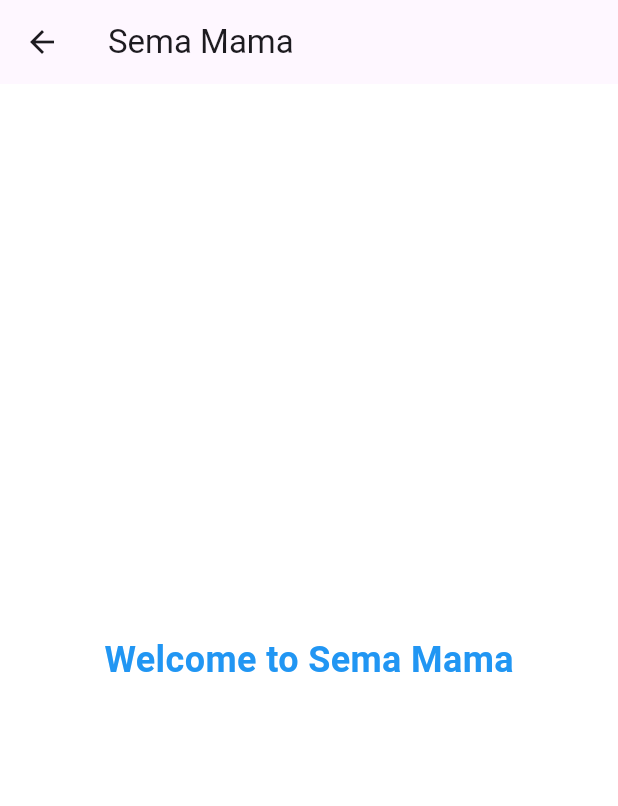
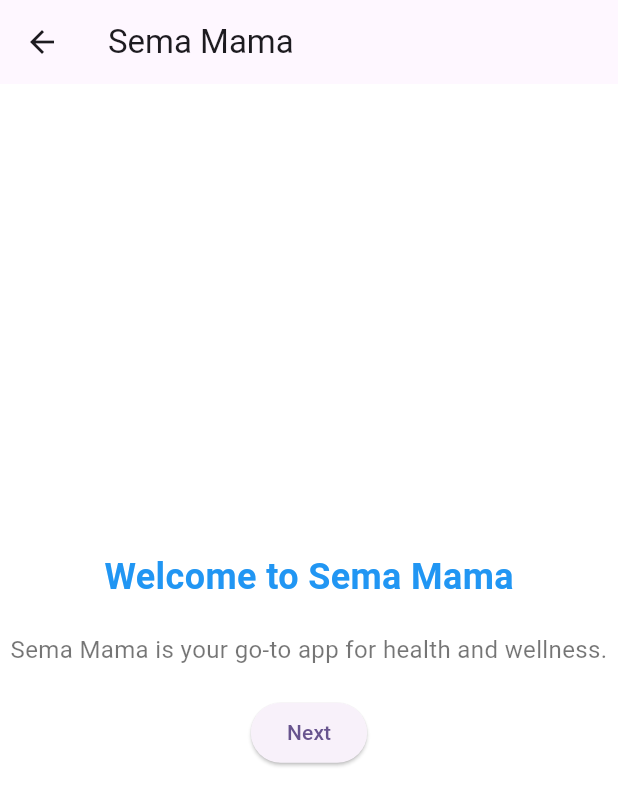
Before and after one commit to otienodiana/14_MOBILE_DEVS, a Flutter app: the HomeScreen screen opened directly, on a phone screen of 412 x 824 dp. Shown: the top 806 px of the screen. Run offline on Flutter 3.47's test engine with Material 3 defaults, Android fonts, the phone set to English and light mode, and no system bars.

Commit message:
creating the hompage

```diff
--- a/sema_mama/lib/Screens/home.dart
+++ b/sema_mama/lib/Screens/home.dart
@@ -1,4 +1,5 @@
 import 'package:flutter/material.dart';
+import 'package:sema_mama/Screens/dashboard.dart';
 
 class HomeScreen extends StatelessWidget {
   @override
@@ -8,7 +9,10 @@ class HomeScreen extends StatelessWidget {
       appBar: AppBar(
         title: Text('Sema Mama'), // App name in the app bar
       ),
-      body: Center(
+      body: Column(
+        mainAxisAlignment: MainAxisAlignment.center,
+        children: [
+          Center(
             child: Text(
               'Welcome to Sema Mama',
               style: TextStyle(
@@ -18,6 +22,28 @@ class HomeScreen extends StatelessWidget {
               ),
             ),
           ),
+          SizedBox(height: 20.0), // Add some spacing
+          Text(
+            'Sema Mama is your go-to app for health and wellness.',
+            textAlign: TextAlign.center,
+            style: TextStyle(
+              fontSize: 16.0,
+              color: Colors.black54,
+            ),
+          ),
+          SizedBox(height: 20.0), // Add some spacing
+          ElevatedButton(
+            onPressed: () {
+              // Navigate to the next screen
+              Navigator.push(
+                context,
+                MaterialPageRoute(builder: (context) => DashboardScreen()),
+              );
+            },
+            child: Text('Next'),
+          ),
+        ],
+      ),
     );
   }
 }
```
Also changed, not shown: sema_mama/lib/Screens/dashboard.dart (+5 -5 lines), sema_mama/lib/Screens/welcome.dart (+55 -0 lines). Lines whose indentation alone changed are shown as unchanged.
